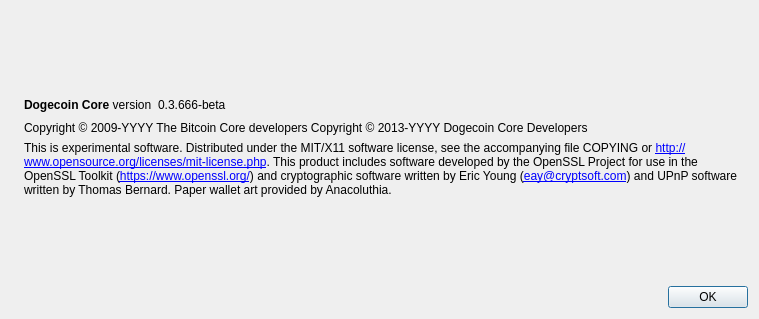
Qt form src/qt/forms/aboutdialog.ui (dogecoin/dogecoin) before a commit.
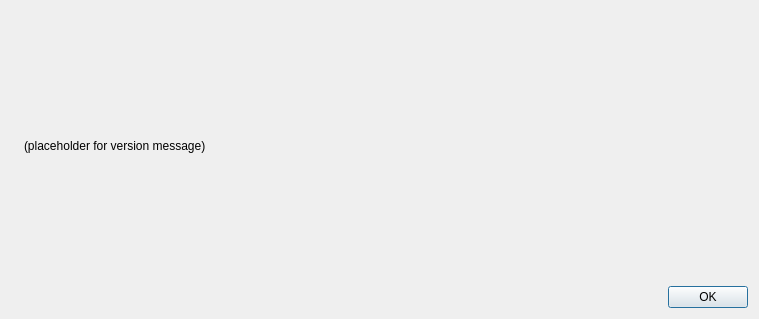
The same form after that commit. Icons and pictures are not drawn.

Commit message:
Add 'about' information to `-version` output
Adds a copyright and attribution message to the `-version` output
(the same as shown in the About dialog in the GUI).

Move the message to a function LicenseInfo in init.cpp.

```diff
--- a/src/qt/forms/aboutdialog.ui
+++ b/src/qt/forms/aboutdialog.ui
@@ -43,77 +43,14 @@
       </spacer>
      </item>
      <item>
-      <layout class="QHBoxLayout" name="horizontalLayout">
-       <item>
-        <widget class="QLabel" name="label">
-         <property name="cursor">
-          <cursorShape>IBeamCursor</cursorShape>
-         </property>
-         <property name="text">
-          <string>&lt;b&gt;Dogecoin Core&lt;/b&gt; version</string>
-         </property>
-         <property name="textInteractionFlags">
-          <set>Qt::LinksAccessibleByMouse|Qt::TextSelectableByKeyboard|Qt::TextSelectableByMouse</set>
-         </property>
-        </widget>
-       </item>
-       <item>
-        <widget class="QLabel" name="versionLabel">
-         <property name="cursor">
-          <cursorShape>IBeamCursor</cursorShape>
-         </property>
-         <property name="text">
-          <string notr="true">0.3.666-beta</string>
-         </property>
-         <property name="textInteractionFlags">
-          <set>Qt::LinksAccessibleByMouse|Qt::TextSelectableByKeyboard|Qt::TextSelectableByMouse</set>
-         </property>
-        </widget>
-       </item>
-       <item>
-        <spacer name="horizontalSpacer">
-         <property name="orientation">
-          <enum>Qt::Horizontal</enum>
-         </property>
-         <property name="sizeHint" stdset="0">
-          <size>
-           <width>40</width>
-           <height>20</height>
-          </size>
-         </property>
-        </spacer>
-       </item>
-      </layout>
-     </item>
-     <item>
-      <widget class="QLabel" name="copyrightLabel">
+      <widget class="QLabel" name="versionLabel">
        <property name="cursor">
         <cursorShape>IBeamCursor</cursorShape>
        </property>
        <property name="text">
-        <string notr="true">Copyright &amp;copy; 2009-YYYY The Bitcoin Core developers
-          Copyright &amp;copy; 2013-YYYY Dogecoin Core Developers</string>
-       </property>
-       <property name="textFormat">
-        <enum>Qt::RichText</enum>
-       </property>
-       <property name="textInteractionFlags">
-        <set>Qt::LinksAccessibleByMouse|Qt::TextSelectableByKeyboard|Qt::TextSelectableByMouse</set>
-       </property>
-      </widget>
-     </item>
-     <item>
-      <widget class="QLabel" name="label_2">
-       <property name="cursor">
-        <cursorShape>IBeamCursor</cursorShape>
-       </property>
-       <property name="text">
-        <string>
-This is experimental software.
-
-Distributed under the MIT/X11 software license, see the accompanying file COPYING or &lt;a href=&quot;http://www.opensource.org/licenses/mit-license.php&quot;&gt;http://www.opensource.org/licenses/mit-license.php&lt;/a&gt;.
-
-This product includes software developed by the OpenSSL Project for use in the OpenSSL Toolkit (&lt;a href=&quot;https://www.openssl.org/&quot;&gt;https://www.openssl.org/&lt;/a&gt;) and cryptographic software written by Eric Young (&lt;a href=&quot;mailto:eay@cryptsoft.com&quot;&gt;eay@cryptsoft.com&lt;/a&gt;) and UPnP software written by Thomas Bernard. Paper wallet art provided by Anacoluthia.</string>
+        <string notr="true">
+(placeholder for version message)
+        </string>
        </property>
        <property name="textFormat">
         <enum>Qt::RichText</enum>
```
The commit also changes 4 other files.
